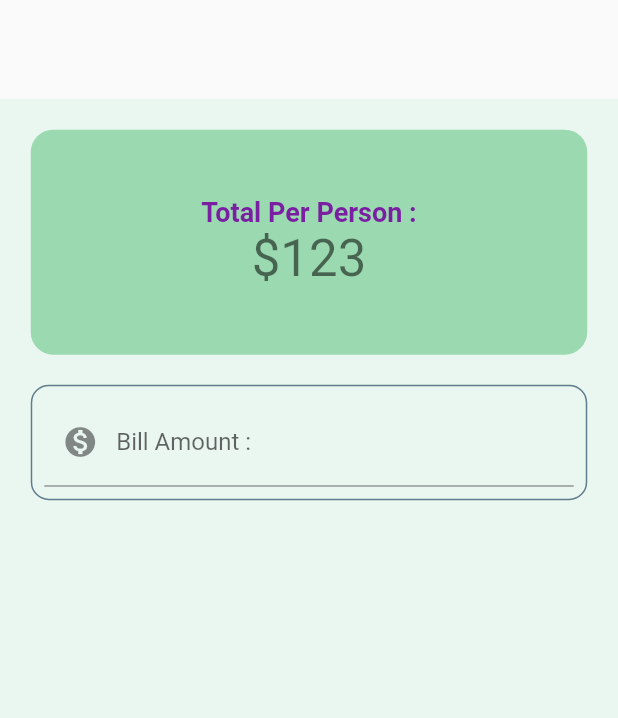
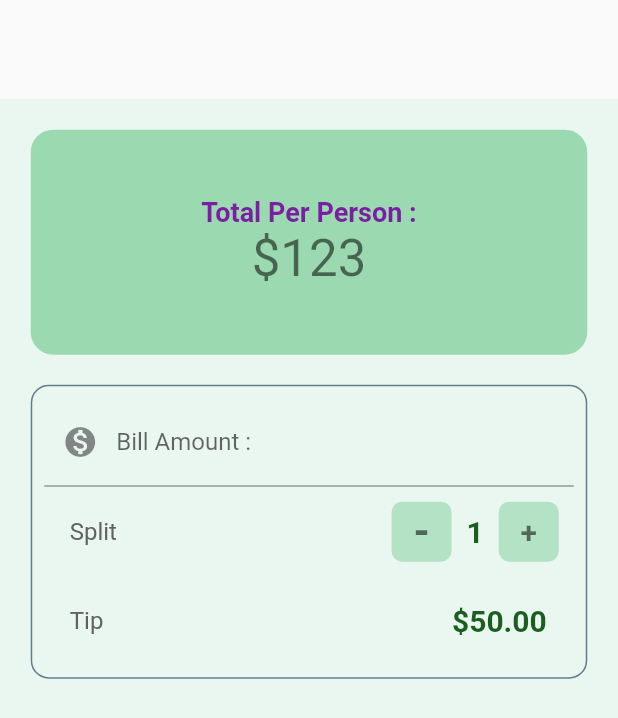
Before and after one commit to yashneet-kalra/tip_calculator_app, a Flutter app: the screen it shows after launch, on a phone screen of 412 x 824 dp. Shown: the top 718 px of the screen. Run offline on Flutter 3.47's test engine with Material 2 defaults, Android fonts, the phone set to English and light mode, and no system bars.

Commit message:
added split row and tip row

```diff
--- a/lib/main.dart
+++ b/lib/main.dart
@@ -2,7 +2,7 @@ import 'package:flutter/material.dart';
 import 'user_interface/home.dart';
 
 void main() {
-  runApp(MaterialApp(
+  runApp(const MaterialApp(
     home: BillSplitter(),
   ));
 }
--- a/lib/user_interface/home.dart
+++ b/lib/user_interface/home.dart
@@ -1,5 +1,6 @@
 // ignore_for_file: prefer_const_constructors, prefer_const_literals_to_create_immutables
 
+import 'package:flutter/cupertino.dart';
 import 'package:flutter/material.dart';
 import '/utils/hexcolor.dart';
 
@@ -15,10 +16,10 @@ class _BillSplitterState extends State<BillSplitter> {
   int _personCounter = 1;
   double _billAmount = 0.0;
 
-  Color _purple = HexColor("6908D6");
-  Color _green = HexColor("90E1BA");
-  Color _darkGreen = HexColor("4CBE72");
-  Color _textGreen = HexColor("00523C");
+  //final Color _purple = HexColor("6908D6");
+  final Color _green = HexColor("90E1BA");
+  final Color _darkGreen = HexColor("4CBE72");
+  final Color _textGreen = HexColor("00523C");
 
   @override
   Widget build(BuildContext context) {
@@ -75,6 +76,7 @@ class _BillSplitterState extends State<BillSplitter> {
               ),
               child: Column(
                 children: [
+                  //TextField
                   TextField(
                     keyboardType:
                         TextInputType.numberWithOptions(decimal: true),
@@ -94,6 +96,122 @@ class _BillSplitterState extends State<BillSplitter> {
                       }
                     },
                   ),
+
+                  //Split Row
+                  Row(
+                    mainAxisAlignment: MainAxisAlignment.spaceBetween,
+                    children: [
+                      Padding(
+                        padding: const EdgeInsets.only(left: 17.0),
+                        child: Text(
+                          "Split",
+                          style: TextStyle(
+                            fontSize: 16.0,
+                            color: Colors.grey[700],
+                          ),
+                        ),
+                      ),
+                      Row(children: [
+                        // Minus Button
+                        InkWell(
+                          onTap: () {
+                            setState(() {
+                              if (_personCounter > 1) {
+                                _personCounter--;
+                              } else {
+                                //do nothing
+                              }
+                            });
+                          },
+                          child: Container(
+                            width: 40.0,
+                            height: 40.0,
+                            margin: EdgeInsets.all(10.0),
+                            decoration: BoxDecoration(
+                              borderRadius: BorderRadius.circular(7.0),
+                              color: _darkGreen.withOpacity(0.35),
+                            ),
+                            child: Center(
+                              child: Text(
+                                "-",
+                                style: TextStyle(
+                                  color: Colors.black54,
+                                  fontWeight: FontWeight.bold,
+                                  fontSize: 28.0,
+                                ),
+                              ),
+                            ),
+                          ),
+                        ),
+
+                        //Person Counter Text
+                        Text(
+                          "$_personCounter",
+                          style: TextStyle(
+                            fontWeight: FontWeight.bold,
+                            fontSize: 20.0,
+                            color: Colors.green[900],
+                          ),
+                        ),
+
+                        //Add Button
+                        InkWell(
+                          onTap: () {
+                            setState(() {
+                              _personCounter++;
+                            });
+                          },
+                          child: Container(
+                            width: 40.0,
+                            height: 40.0,
+                            margin: EdgeInsets.all(10.0),
+                            decoration: BoxDecoration(
+                              borderRadius: BorderRadius.circular(7.0),
+                              color: _darkGreen.withOpacity(0.35),
+                            ),
+                            child: Center(
+                              child: Text(
+                                "+",
+                                style: TextStyle(
+                                  color: Colors.black54,
+                                  fontWeight: FontWeight.bold,
+                                  fontSize: 20.0,
+                                ),
+                              ),
+                            ),
+                          ),
+                        ),
+                      ]),
+                    ],
+                  ),
+
+                  //Tip Row
+                  Row(
+                    mainAxisAlignment: MainAxisAlignment.spaceBetween,
+                    children: [
+                      Padding(
+                        padding: const EdgeInsets.only(left: 17.0),
+                        child: Text(
+                          "Tip",
+                          style: TextStyle(
+                            fontSize: 16.0,
+                            color: Colors.grey[700],
+                          ),
+                        ),
+                      ),
+                      Padding(
+                        padding: const EdgeInsets.all(18.0),
+                        child: Text(
+                          "\$50.00",
+                          style: TextStyle(
+                            fontWeight: FontWeight.bold,
+                            color: Colors.green[900],
+                            fontSize: 20.0,
+                          ),
+                        ),
+                      ),
+                    ],
+                  ),
                 ],
               ),
             ),
```
